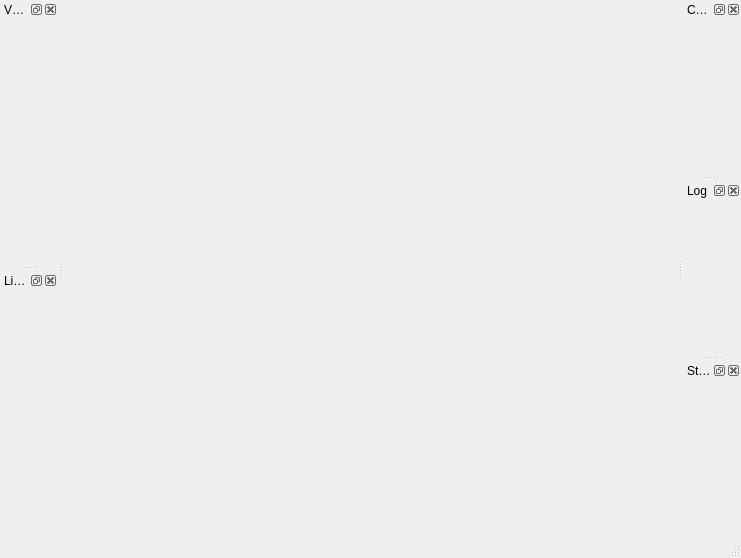
Old version of the form ui/MainWindow.ui in the repository ThomasKroes/exposure-render.ercore.
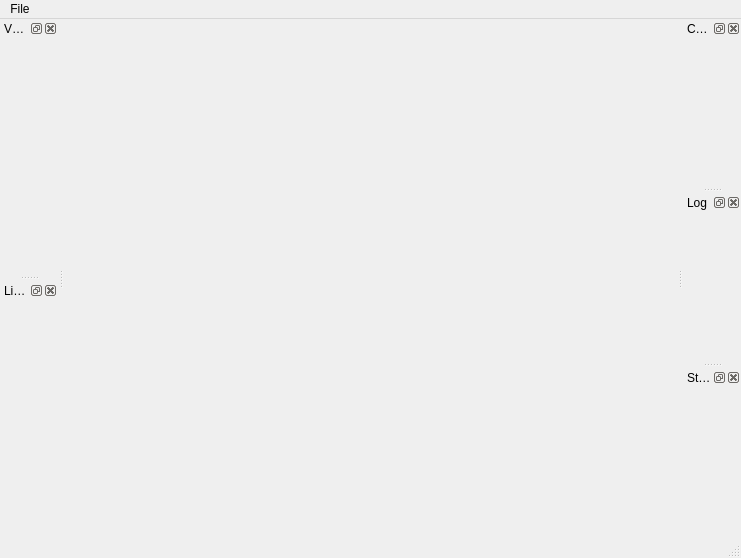
New version of the form.

```diff
--- a/ui/MainWindow.ui
+++ b/ui/MainWindow.ui
@@ -25,6 +25,12 @@
      <height>21</height>
     </rect>
    </property>
+   <widget class="QMenu" name="menuFile">
+    <property name="title">
+     <string>File</string>
+    </property>
+   </widget>
+   <addaction name="menuFile"/>
   </widget>
   <widget class="QStatusBar" name="statusbar"/>
   <widget class="QDockWidget" name="VolumePropertyDockWidget">
```
